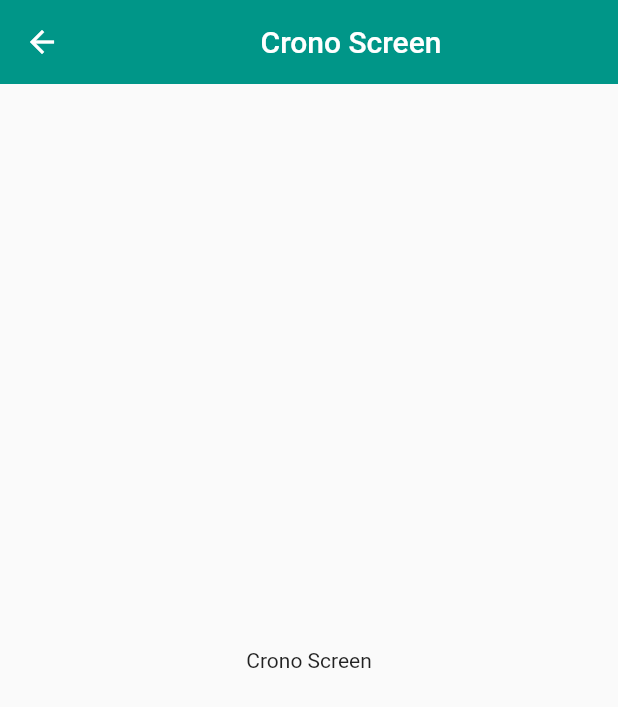
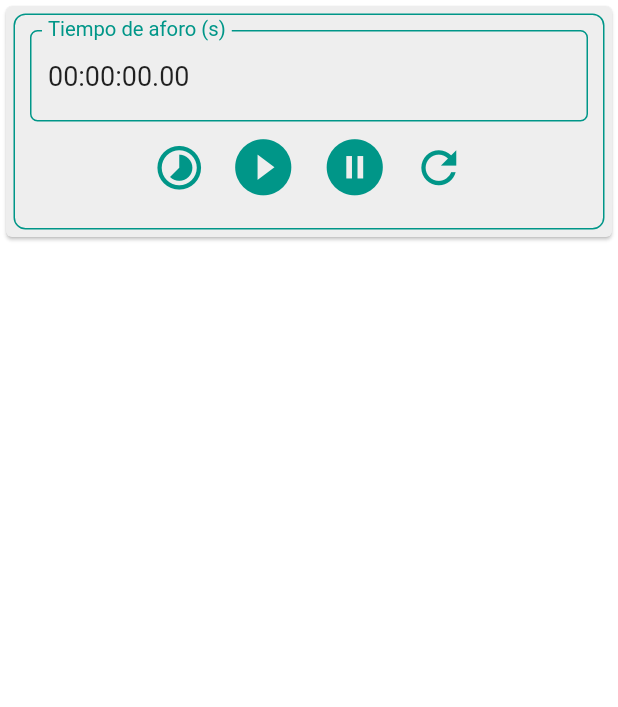
Before and after one commit to HadezVargas/dosificacion, a Flutter app: the CronoScreen screen opened by its route, on a phone screen of 412 x 824 dp. Shown: the top 707 px of the screen. Run offline on Flutter 3.47's test engine with Material 2 defaults, Android fonts, the phone set to English and light mode, and no system bars; our stand-ins replace get, stop_watch_timer.

Commit message:
Progress Crono

```diff
--- a/dosificacion/lib/app/data/global_controller/global_controller.dart
+++ b/dosificacion/lib/app/data/global_controller/global_controller.dart
@@ -4,13 +4,28 @@
  */
 
 import 'package:get/get.dart';
+import 'package:stop_watch_timer/stop_watch_timer.dart';
 
 class GlobalController extends GetxController {
-  RxDouble _caudal_Modulo_1 = 0.0.obs;
-  RxDouble _caudal_Modulo_2 = 0.0.obs;
-  RxDouble _caudal_Total = 220.0.obs;
+  final RxDouble _caudal_Modulo_1 = 0.0.obs;
+  final RxDouble _caudal_Modulo_2 = 0.0.obs;
+  final RxDouble _caudal_Total = 220.0.obs;
+  final StopWatchTimer _stopWatch = StopWatchTimer(mode: StopWatchMode.countUp);
 
   RxDouble get caudalModulo1 => _caudal_Modulo_1;
   RxDouble get caudalModulo2 => _caudal_Modulo_2;
   RxDouble get caudalTotal => _caudal_Total;
+  StopWatchTimer get stopWatch => _stopWatch;
+
+  /// Funciones para el manejo del cronometro
+  void start() => _stopWatch.onExecute.add(StopWatchExecute.start);
+  void stop() => _stopWatch.onExecute.add(StopWatchExecute.stop);
+  void reset() {
+    _stopWatch.clearPresetTime();
+    _stopWatch.onExecute.add(StopWatchExecute.reset);
+  }
+
+  void setSeconds() => _stopWatch.setPresetSecondTime(5);
+  String displayTime(int value) =>
+      StopWatchTimer.getDisplayTime(value, hours: true);
 }
--- a/dosificacion/lib/app/modules/absorcion/absorcion_screen.dart
+++ b/dosificacion/lib/app/modules/absorcion/absorcion_screen.dart
@@ -1,3 +1,4 @@
+import 'package:dosificacion/app/core/utils/barrel_files/screens.dart';
 import 'package:flutter/material.dart';
 import 'package:get/get.dart';
 
@@ -31,7 +32,8 @@ class AbsorcionScreen extends StatelessWidget {
                           tituloModulo1: tituloModulo2,
                           caudal: globalController.caudalModulo2)
                     ],
-                  )
+                  ),
+                  CronoScreen()
                 ],
               ),
             );
--- a/dosificacion/lib/app/modules/crono/crono_screen.dart
+++ b/dosificacion/lib/app/modules/crono/crono_screen.dart
@@ -1,15 +1,75 @@
+import 'package:dosificacion/app/core/utils/barrel_files/controllers.dart';
 import 'package:flutter/material.dart';
 import 'package:get/get.dart';
+
+import '../../core/themes/app_theme.dart';
+import '../../core/utils/barrel_files/global_widgets.dart';
 
 class CronoScreen extends StatelessWidget {
   const CronoScreen({Key? key}) : super(key: key);
 
   @override
   Widget build(BuildContext context) {
-    return Scaffold(
-      appBar: AppBar(title: const Center(child: Text('Crono Screen'))),
-      body: const SafeArea(
-        child: Center(child: Text('Crono Screen')),
+    final globalController = Get.find<GlobalController>();
+    final stopWatch = globalController.stopWatch;
+    final display = globalController.displayTime;
+    final start = globalController.start;
+    final stop = globalController.stop;
+    final reset = globalController.reset;
+    final setSeconds = globalController.setSeconds;
+    final controllerTime = TextEditingController();
+    bool isPlaying = false;
+    return SingleChildScrollView(
+      child: StreamBuilder<int>(
+        stream: stopWatch.rawTime,
+        initialData: stopWatch.rawTime.value,
+        builder: (context, snap) {
+          final value = snap.data!;
+          final displayTime = display(value);
+          controllerTime.text = displayTime;
+          return Card(
+              child: Container(
+            margin: const EdgeInsets.all(5),
+            padding: const EdgeInsets.all(10),
+            width: double.infinity,
+            decoration: AppTheme.decorationContainer,
+            child: Column(
+              mainAxisAlignment: MainAxisAlignment.spaceEvenly,
+              children: [
+                CustomInputField(
+                  controller: controllerTime,
+                  label: 'Tiempo de aforo (s)',
+                  hintText: 'ingrese un valor',
+                  setFunction: setSeconds,
+                ),
+                Row(mainAxisAlignment: MainAxisAlignment.center, children: [
+                  IconButton(
+                      onPressed: () => setSeconds(),
+                      icon: const Icon(Icons.timelapse),
+                      color: AppTheme.primary,
+                      iconSize: 35),
+                  IconButton(
+                    onPressed: () => start(),
+                    icon: const Icon(Icons.play_circle_fill_outlined),
+                    color: AppTheme.primary,
+                    iconSize: 45,
+                  ),
+                  IconButton(
+                    onPressed: () => stop(),
+                    icon: const Icon(Icons.pause_circle_filled_outlined),
+                    color: AppTheme.primary,
+                    iconSize: 45,
+                  ),
+                  IconButton(
+                      onPressed: () => reset(),
+                      icon: const Icon(Icons.refresh_outlined),
+                      color: AppTheme.primary,
+                      iconSize: 35)
+                ])
+              ],
+            ),
+          ));
+        },
       ),
     );
   }
```
